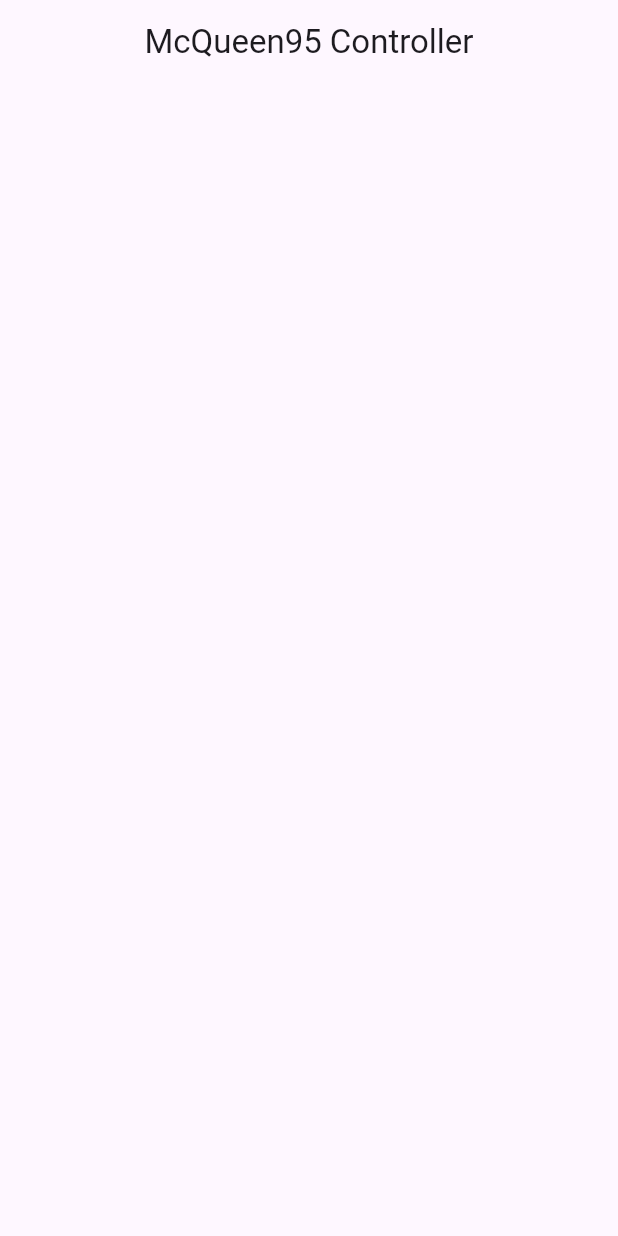
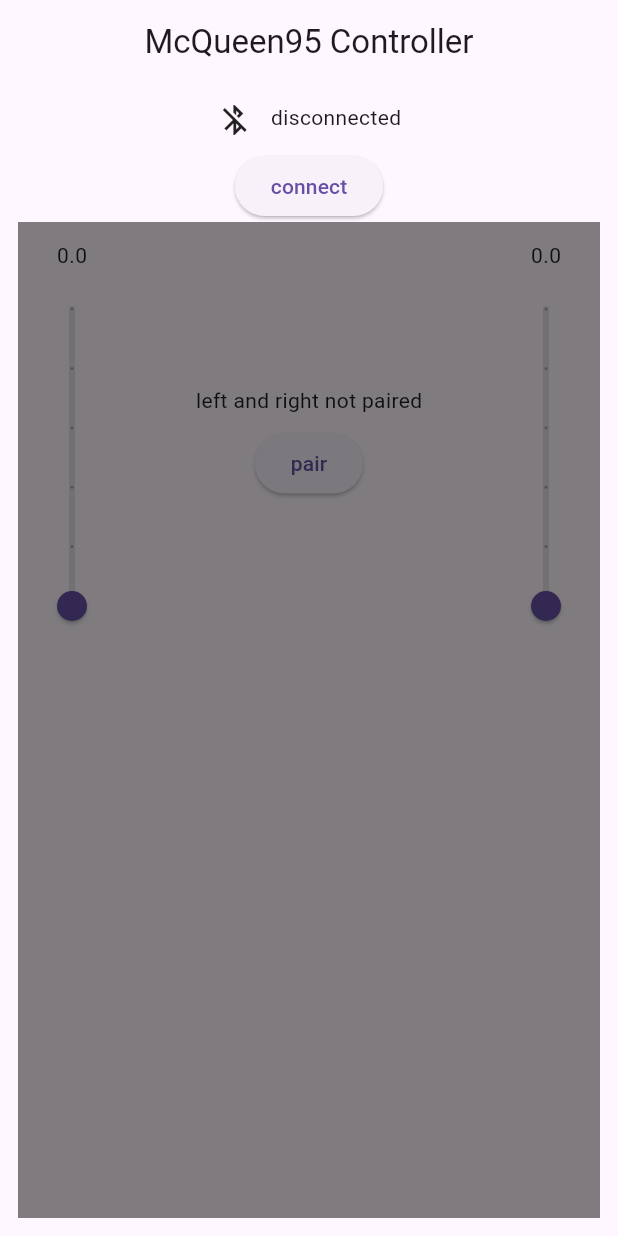
Before and after one commit to umutyenidil/mc_queen_95, a Flutter app: the screen it shows after launch, on a phone screen of 412 x 824 dp. Run offline on Flutter 3.47's test engine with Material 3 defaults, Android fonts, the phone set to English and light mode, and no system bars; our stand-ins replace flutter_bluetooth_serial, get.

Commit message:
update(): kontroller saglandi

```diff
--- /dev/null
+++ b/lib/enums/states/discover_result.card.states.dart
@@ -0,0 +1,5 @@
+enum DiscoverResultCardStates{
+  CONNECTING,
+  CONNECTED,
+  ERROR,
+}
--- /dev/null
+++ b/lib/enums/states/home.states.dart
@@ -0,0 +1,7 @@
+enum HomeStates{
+  INIT,
+  CONNECTING,
+  CONNECTED,
+  DISCONNECTED,
+  ERROR,
+}
--- a/lib/main.dart
+++ b/lib/main.dart
@@ -1,6 +1,6 @@
 import 'package:flutter/material.dart';
 import 'package:get/get.dart';
-import 'package:mc_queen_95/views/pages/home/home.dart';
+import 'package:mc_queen_95/views/pages/home/home.page.dart';
 
 void main() {
   runApp(
--- a/lib/views/pages/home/home.dart
+++ /dev/null
@@ -1,17 +0,0 @@
-import 'package:flutter/material.dart';
-
-class HomePage extends StatelessWidget {
-  const HomePage({super.key});
-
-  @override
-  Widget build(BuildContext context) {
-    return Scaffold(
-      appBar: AppBar(
-        title: const Text(
-          'McQueen95 Controller',
-        ),
-        centerTitle: true,
-      ),
-    );
-  }
-}
--- /dev/null
+++ b/lib/views/pages/home/home.page.dart
@@ -0,0 +1,199 @@
+import 'package:flutter/material.dart';
+import 'package:get/get.dart';
+import 'package:mc_queen_95/controllers/pages/home/home.controller.dart';
+import 'package:mc_queen_95/enums/states/home.states.dart';
+
+class HomePage extends StatelessWidget {
+  const HomePage({super.key});
+
+  @override
+  Widget build(BuildContext context) {
+    HomeController pageController = Get.put(HomeController());
+    return Scaffold(
+      appBar: AppBar(
+        title: const Text(
+          'McQueen95 Controller',
+        ),
+        centerTitle: true,
+      ),
+      body: SafeArea(
+        child: Padding(
+          padding: const EdgeInsets.all(12.0),
+          child: Column(
+            children: [
+              const _Header(),
+              Expanded(
+                child: Stack(
+                  children: [
+                    Padding(
+                      padding: const EdgeInsets.all(12.0),
+                      child: Column(
+                        children: [
+                          Row(
+                            mainAxisAlignment: MainAxisAlignment.spaceBetween,
+                            children: [
+                              Column(
+                                children: [
+                                  Obx(
+                                    () => Text(
+                                      pageController.leftSliderValue.value.toString(),
+                                    ),
+                                  ),
+                                  SizedBox(
+                                    height: 250,
+                                    child: RotatedBox(
+                                      quarterTurns: -1,
+                                      child: Obx(
+                                        () => Slider(
+                                          min: 0.0,
+                                          max: 255.0,
+                                          divisions: 5,
+                                          value: pageController.leftSliderValue.value,
+                                          onChanged: pageController.onLeftSliderChanged,
+                                        ),
+                                      ),
+                                    ),
+                                  ),
+                                ],
+                              ),
+                              Column(
+                                mainAxisSize: MainAxisSize.min,
+                                children: [
+                                  Padding(
+                                    padding: const EdgeInsets.only(bottom: 8.0),
+                                    child: Obx(
+                                      () => Text((pageController.paired.value) ? 'left and right paired' : 'left and right not paired'),
+                                    ),
+                                  ),
+                                  Obx(
+                                    () => ElevatedButton(
+                                      onPressed: pageController.onPairButtonPressed,
+                                      child: Text((pageController.paired.value) ? 'seperate' : 'pair'),
+                                    ),
+                                  ),
+                                ],
+                              ),
+                              Column(
+                                children: [
+                                  Obx(
+                                    () => Text(
+                                      pageController.rightSliderValue.value.toString(),
+                                    ),
+                                  ),
+                                  Obx(
+                                    () => SizedBox(
+                                      height: 250,
+                                      child: RotatedBox(
+                                        quarterTurns: -1,
+                                        child: Slider(
+                                          min: 0.0,
+                                          max: 255.0,
+                                          divisions: 5,
+                                          value: pageController.rightSliderValue.value,
+                                          onChanged: pageController.onRightSliderChanged,
+                                        ),
+                                      ),
+                                    ),
+                                  ),
+                                ],
+                              ),
+                            ],
+                          ),
+                        ],
+                      ),
+                    ),
+                    Obx(
+                      () => Visibility(
+                        visible: pageController.pageState.value != HomeStates.CONNECTED,
+                        child: Container(
+                          color: Colors.black.withOpacity(0.5),
+                        ),
+                      ),
+                    ),
+                  ],
+                ),
+              ),
+            ],
+          ),
+        ),
+      ),
+      // body: Obx(
+      //   () => RefreshIndicator(
+      //     onRefresh: pageController.discover,
+      //     child: ListView.separated(
+      //       padding: const EdgeInsets.symmetric(horizontal: 12.0),
+      //       itemBuilder: (context, index) {
+      //         BluetoothDiscoveryResult item = pageController.discoverResults[index];
+      //         return DiscoverResultCard(item: item);
+      //       },
+      //       separatorBuilder: (_, __) => const SizedBox(height: 12.0),
+      //       itemCount: pageController.discoverResults.length,
+      //     ),
+      //   ),
+      // ),
+    );
+  }
+}
+
+class _Header extends StatelessWidget {
+  const _Header({
+    super.key,
+  });
+
+  @override
+  Widget build(BuildContext context) {
+    HomeController pageController = Get.find<HomeController>();
+    return Column(
+      mainAxisAlignment: MainAxisAlignment.start,
+      mainAxisSize: MainAxisSize.min,
+      children: [
+        Padding(
+          padding: const EdgeInsets.only(bottom: 8.0),
+          child: Wrap(
+            spacing: 12.0,
+            children: [
+              Obx(
+                () => Icon(
+                  _getIcon(pageController.pageState.value),
+                ),
+              ),
+              Obx(
+                () => Text(
+                  _getText(pageController.pageState.value),
+                ),
+              ),
+            ],
+          ),
+        ),
+        Obx(
+          () => ElevatedButton(
+            onPressed: (pageController.pageState.value == HomeStates.CONNECTING)
+                ? null
+                : (pageController.pageState.value == HomeStates.CONNECTED)
+                    ? pageController.onDisconnectButtonPressed
+                    : pageController.onConnectButtonPressed,
+            child: Text((pageController.pageState.value == HomeStates.CONNECTED) ? 'disconnect' : 'connect'),
+          ),
+        ),
+      ],
+    );
+  }
+
+  IconData _getIcon(HomeStates pageState) {
+    if (pageState == HomeStates.CONNECTING) {
+      return Icons.bluetooth_searching;
+    } else if (pageState == HomeStates.CONNECTED) {
+      return Icons.bluetooth_connected;
+    }
+    return Icons.bluetooth_disabled;
+  }
+
+  String _getText(HomeStates pageState) {
+    if (pageState == HomeStates.CONNECTING) {
+      return 'connecting...';
+    } else if (pageState == HomeStates.CONNECTED) {
+      return 'connected';
+    }
+    return 'disconnected';
+  }
+}
```
Also changed, not shown: lib/controllers/pages/device_control/device_control.controller.dart (added, +54 -0 lines), lib/controllers/pages/home/home.controller.dart (added, +75 -0 lines), lib/views/components/cards/discover_result.card.dart (added, +88 -0 lines), lib/views/pages/device_control/device_control.page.dart (added, +130 -0 lines), pubspec.yaml (+5 -2 lines), assets/icons/svg/robot.svg (added), assets/images/svg/car.svg (added), pubspec.lock, 2 other files.
